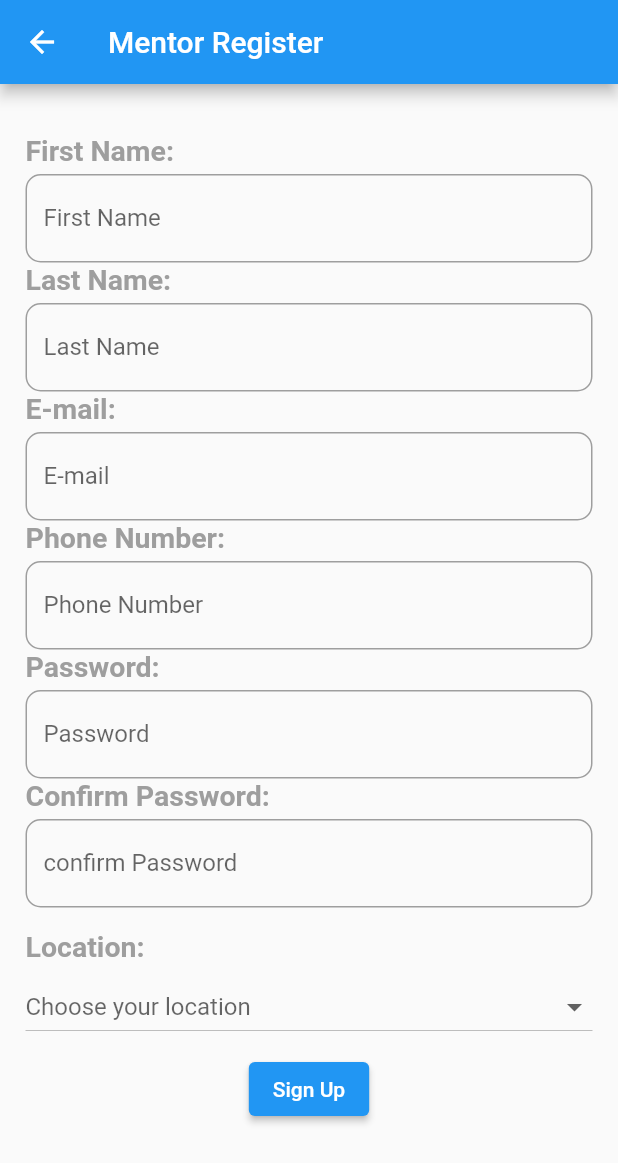
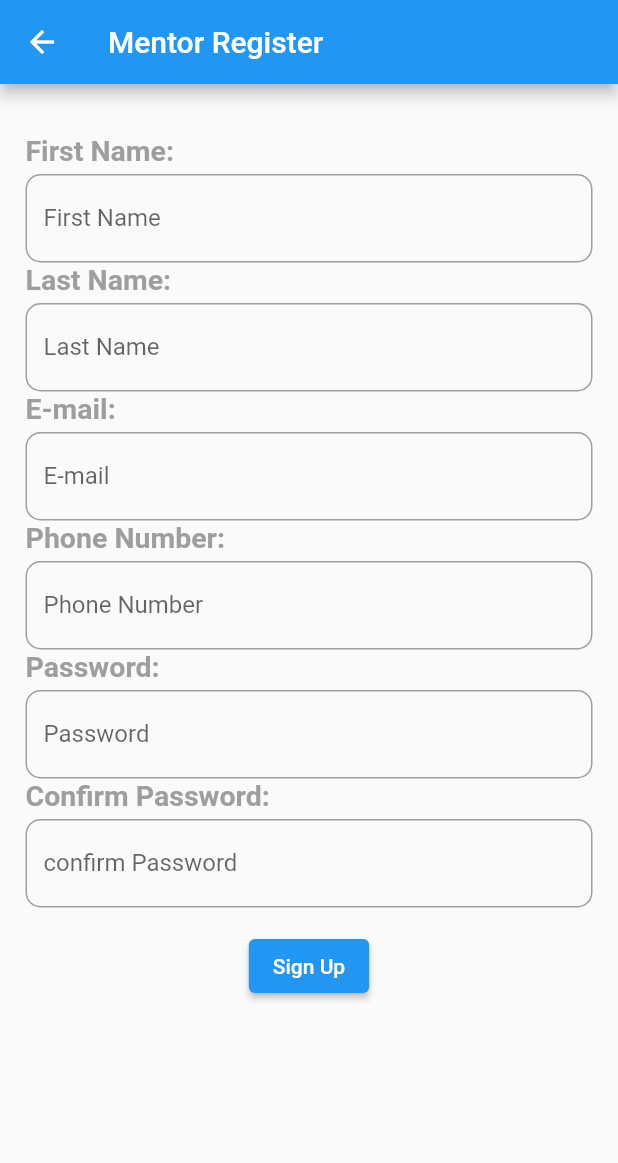
Before and after one commit to selim-sys/lots-of-projects, a Flutter app: the MentorReg screen opened directly, on a phone screen of 412 x 824 dp. Shown: the top 1163 px of the screen. Run offline on Flutter 3.47's test engine with Material 2 defaults, Android fonts, the phone set to English and light mode, and no system bars; our stand-ins replace bloc, conditional_builder_null_safety, dio, flutter_bloc, get, shared_preferences and 1 more; accounts and stored records are empty.

Commit message:
Update mentorconsultreg.dart

```diff
--- a/lib/modules/consult/mentorconsultreg.dart
+++ b/lib/modules/consult/mentorconsultreg.dart
@@ -9,7 +9,7 @@ class MentorReg extends StatefulWidget {
 
 class _MentorRegState extends State<MentorReg> {
    late String _firstname,_lastname,_email,_phone,_password,_cpassword;
-   var _selectedLocation ;
+  // var _selectedLocation ;
    final _formkey = GlobalKey<FormState>();
 
   @override
@@ -266,7 +266,7 @@ class _MentorRegState extends State<MentorReg> {
     SizedBox(
     height: 15,
     ),
-              Text(
+/*              Text(
                   style: TextStyle(
                     fontWeight: FontWeight.bold,
                     fontSize: 19,
@@ -275,8 +275,8 @@ class _MentorRegState extends State<MentorReg> {
                   "Location: "),
               SizedBox(
                 height: 5,
-              ),
-    DropdownButton(
+              ),*/
+/*    DropdownButton(
       hint: Text("Choose your location"),
       isExpanded: true,
       items: ["Egypt", "UAE","USA","SY"].map((e) => DropdownMenuItem(child: Text("$e"),value: e,)).toList(),
@@ -287,7 +287,7 @@ class _MentorRegState extends State<MentorReg> {
       },
       value: _selectedLocation,
     ),
-      SizedBox(height: 7,),
+      SizedBox(height: 7,),*/
           Center(
             child: ElevatedButton(onPressed: () {
               if (_formkey.currentState!.validate()){
```
